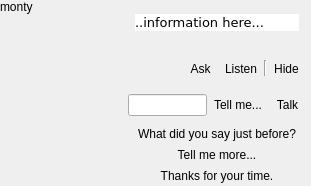
UltraStar-Deluxe/UltraStar-Manager, file src/monty/QUMontyArea.ui: the form before one commit.
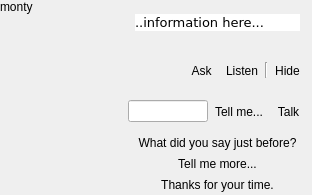
The form after the commit. Icons and pictures are not drawn.

Diff of the .ui file:
```diff
--- a/src/monty/QUMontyArea.ui
+++ b/src/monty/QUMontyArea.ui
@@ -6,8 +6,8 @@
    <rect>
     <x>0</x>
     <y>0</y>
-    <width>311</width>
-    <height>186</height>
+    <width>312</width>
+    <height>195</height>
    </rect>
   </property>
   <property name="windowTitle">
@@ -180,6 +180,15 @@
            <property name="palette">
             <palette>
              <active>
+              <colorrole role="BrightText">
+               <brush brushstyle="SolidPattern">
+                <color alpha="255">
+                 <red>0</red>
+                 <green>0</green>
+                 <blue>0</blue>
+                </color>
+               </brush>
+              </colorrole>
               <colorrole role="Base">
                <brush brushstyle="SolidPattern">
                 <color alpha="255">
@@ -200,6 +209,15 @@
               </colorrole>
              </active>
              <inactive>
+              <colorrole role="BrightText">
+               <brush brushstyle="SolidPattern">
+                <color alpha="255">
+                 <red>0</red>
+                 <green>0</green>
+                 <blue>0</blue>
+                </color>
+               </brush>
+              </colorrole>
               <colorrole role="Base">
                <brush brushstyle="SolidPattern">
                 <color alpha="255">
@@ -220,6 +238,15 @@
               </colorrole>
              </inactive>
              <disabled>
+              <colorrole role="BrightText">
+               <brush brushstyle="SolidPattern">
+                <color alpha="255">
+                 <red>0</red>
+                 <green>0</green>
+                 <blue>0</blue>
+                </color>
+               </brush>
+              </colorrole>
               <colorrole role="Base">
                <brush brushstyle="SolidPattern">
                 <color alpha="255">
```
